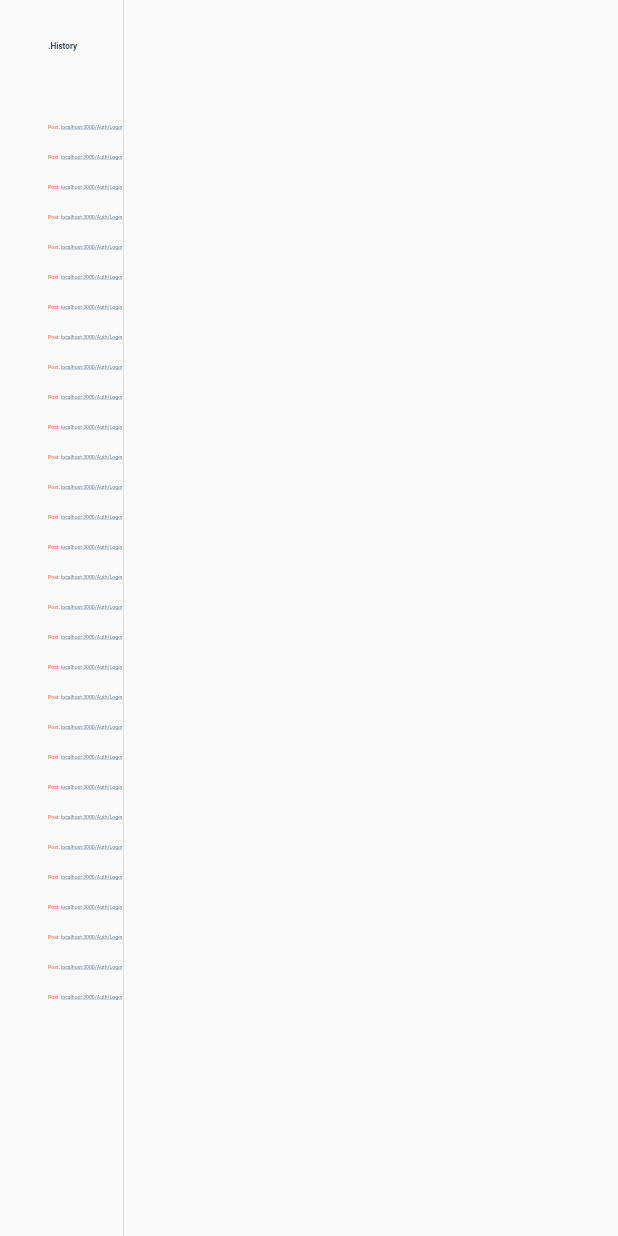
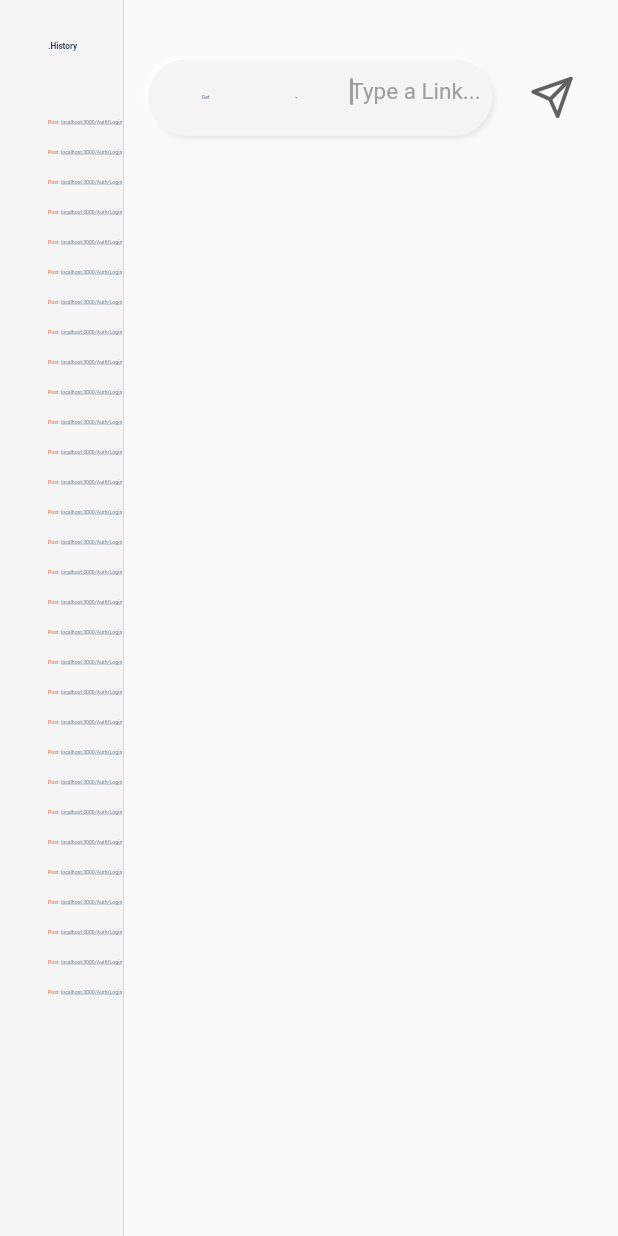
Before and after one commit to lambiengcode/postman_desktop, a Flutter app: the screen it shows after launch, on a phone screen of 412 x 824 dp. Run offline on Flutter 3.47's test engine with Material 2 defaults, Android fonts, the phone set to English and light mode, and no system bars; our stand-ins replace flutter_icons, get, get_storage.

Commit message:
[ui] done input api form

```diff
--- a/lib/src/pages/home/home_page.dart
+++ b/lib/src/pages/home/home_page.dart
@@ -1,5 +1,6 @@
 import 'package:flutter/material.dart';
 import 'package:flutter_postman_application/src/pages/home/widgets/side_bar.dart';
+import 'package:flutter_postman_application/src/pages/home/widgets/workspace.dart';
 import 'package:flutter_postman_application/src/public/styles.dart';
 
 class HomePage extends StatefulWidget {
@@ -10,7 +11,6 @@ class HomePage extends StatefulWidget {
 class _HomePageState extends State<HomePage> {
   @override
   Widget build(BuildContext context) {
-    final _size = MediaQuery.of(context).size;
     return Scaffold(
       body: Container(
         child: Row(
@@ -26,7 +26,7 @@ class _HomePageState extends State<HomePage> {
             ),
             Expanded(
               flex: 4,
-              child: Container(),
+              child: WorkSpace(),
             ),
           ],
         ),
--- a/lib/src/pages/home/widgets/side_bar.dart
+++ b/lib/src/pages/home/widgets/side_bar.dart
@@ -11,6 +11,7 @@ class _SideBarState extends State<SideBar> {
   Widget build(BuildContext context) {
     final _size = MediaQuery.of(context).size;
     return Container(
+      color: mC,
       padding: EdgeInsets.only(left: 32.0),
       child: Column(
         crossAxisAlignment: CrossAxisAlignment.start,
@@ -24,7 +25,28 @@ class _SideBarState extends State<SideBar> {
               fontWeight: FontWeight.w600,
             ),
           ),
-          SizedBox(height: _size.height / 20.0),
+          SizedBox(height: _size.height / 40.0),
+          Container(
+            height: 4.0,
+            margin: EdgeInsets.only(right: 160.0),
+            decoration: BoxDecoration(
+              borderRadius: BorderRadius.circular(30.0),
+              color: mCD,
+              boxShadow: [
+                BoxShadow(
+                  color: mCD,
+                  offset: Offset(2.0, 2.0),
+                  blurRadius: 2.0,
+                ),
+                BoxShadow(
+                  color: mCL,
+                  offset: Offset(-1.0, -1.0),
+                  blurRadius: 1.0,
+                ),
+              ],
+            ),
+          ),
+          SizedBox(height: _size.height / 60.0),
           Expanded(
             child: ListView.builder(
               itemCount: 30,
--- /dev/null
+++ b/lib/src/pages/home/widgets/workspace.dart
@@ -0,0 +1,140 @@
+import 'package:flutter/material.dart';
+import 'package:flutter_postman_application/src/public/method.dart';
+import 'package:flutter_postman_application/src/public/styles.dart';
+import 'package:flutter_icons/flutter_icons.dart';
+
+class WorkSpace extends StatefulWidget {
+  @override
+  State<StatefulWidget> createState() => _WorkSpaceState();
+}
+
+class _WorkSpaceState extends State<WorkSpace> {
+  String _method = 'Get';
+  String _api = '';
+  TextEditingController _msgController = new TextEditingController();
+  FocusNode _focusNode = new FocusNode();
+
+  submitMsg(api) {}
+
+  @override
+  Widget build(BuildContext context) {
+    final _size = MediaQuery.of(context).size;
+    return Container(
+      child: Column(
+        children: [
+          SizedBox(height: _size.height / 30.0),
+          Container(
+            height: 75.0,
+            child: Row(
+              children: [
+                Expanded(
+                  child: Container(
+                    margin: EdgeInsets.symmetric(
+                      horizontal: 16.0,
+                      vertical: 12.0,
+                    ),
+                    decoration: BoxDecoration(
+                      borderRadius: BorderRadius.circular(
+                        30.0,
+                      ),
+                      color: mC,
+                      boxShadow: [
+                        BoxShadow(
+                          color: mCD,
+                          offset: Offset(2, 2),
+                          blurRadius: 2,
+                        ),
+                        BoxShadow(
+                          color: mCL,
+                          offset: Offset(-2, -2),
+                          blurRadius: 2,
+                        ),
+                      ],
+                    ),
+                    alignment: Alignment.center,
+                    child: TextFormField(
+                      autofocus: true,
+                      focusNode: _focusNode,
+                      controller: _msgController,
+                      onFieldSubmitted: (val) => submitMsg(val),
+                      cursorColor: fCL,
+                      cursorRadius: Radius.circular(30.0),
+                      keyboardType: TextInputType.text,
+                      style: TextStyle(
+                        color: fCL,
+                        fontSize: 15.0,
+                        fontWeight: FontWeight.w400,
+                      ),
+                      onChanged: (val) {
+                        setState(() {
+                          _api = val.trim();
+                        });
+                      },
+                      textAlign: TextAlign.start,
+                      decoration: InputDecoration(
+                        contentPadding: EdgeInsets.only(
+                          bottom: .0,
+                          left: 36.0,
+                        ),
+                        border: InputBorder.none,
+                        hintText: "Type a Link...",
+                        hintStyle: TextStyle(
+                          color: fCL,
+                          fontSize: 15.0,
+                          fontWeight: FontWeight.w400,
+                        ),
+                        prefix: Container(
+                          width: 75.0,
+                          margin: EdgeInsets.only(right: 24.0),
+                          child: DropdownButtonHideUnderline(
+                            child: DropdownButtonFormField(
+                              icon: Icon(
+                                Icons.keyboard_arrow_down_sharp,
+                                color: colorDarkGrey,
+                                size: _size.width / 120.0,
+                              ),
+                              decoration: InputDecoration(
+                                border: InputBorder.none,
+                              ),
+                              value: _method,
+                              items: methods.map((m) {
+                                return DropdownMenuItem(
+                                    value: m,
+                                    child: Text(
+                                      m,
+                                      style: TextStyle(
+                                        fontSize: _size.width / 120.0,
+                                        color: colorTitle,
+                                        fontWeight: FontWeight.w400,
+                                      ),
+                                    ));
+                              }).toList(),
+                              onChanged: (val) {
+                                setState(() {
+                                  _method = val;
+                                });
+                              },
+                            ),
+                          ),
+                        ),
+                      ),
+                    ),
+                  ),
+                ),
+                IconButton(
+                  onPressed: () => submitMsg(_api),
+                  icon: Icon(
+                    Feather.send,
+                    color: _api.length == 0 ? fCD : colorPrimary,
+                    size: 30.0,
+                  ),
+                ),
+                SizedBox(width: 20.0),
+              ],
+            ),
+          ),
+        ],
+      ),
+    );
+  }
+}
--- /dev/null
+++ b/lib/src/public/method.dart
@@ -0,0 +1 @@
+List<String> methods = ['Get', 'Post', 'Put', 'Delete'];
--- a/pubspec.yaml
+++ b/pubspec.yaml
@@ -30,6 +30,7 @@ dependencies:
   cupertino_icons: ^1.0.1
   get_test: ^3.13.3
   get_storage: ^1.4.0
+  flutter_icons:
 
 dev_dependencies:
   flutter_test:
```
Also changed, not shown: pubspec.lock.
